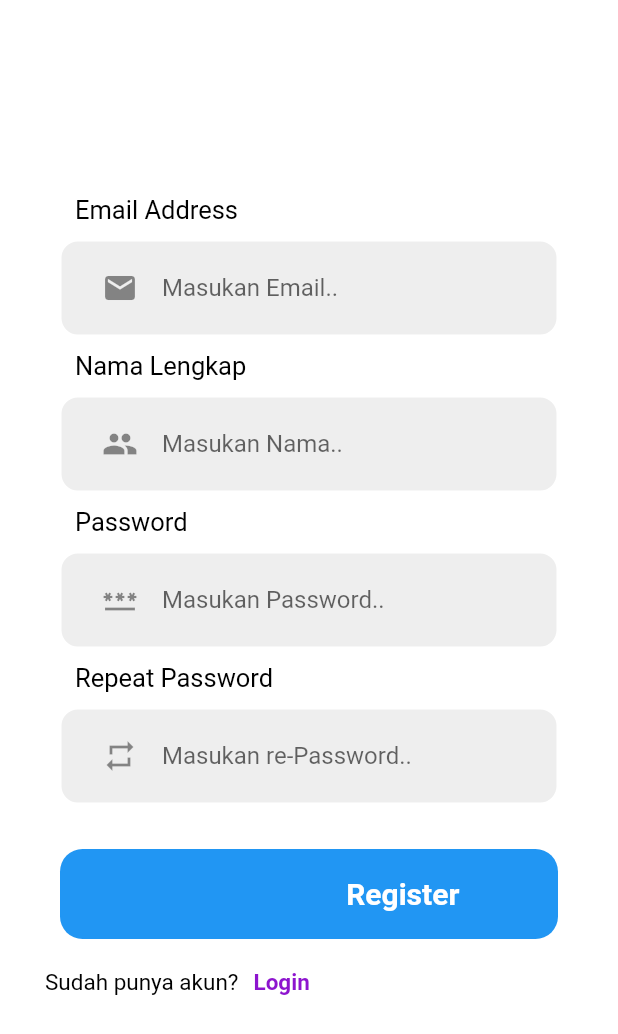
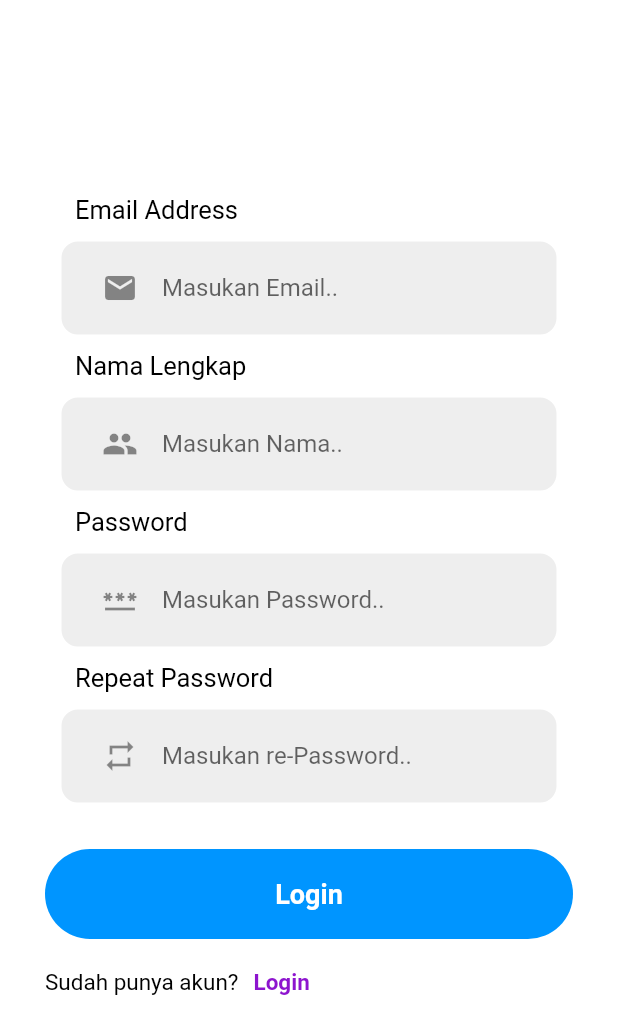
Before and after one commit to satria1cahyo2nugroho/flutter-caps, a Flutter app: the RegisterView screen opened directly, on a phone screen of 412 x 824 dp. Shown: the top 1034 px of the screen. Run offline on Flutter 3.47's test engine with Material 2 defaults, Android fonts, the light colour scheme and no system bars; our stand-ins replace convex_bottom_bar, flutter_easyloading, flutter_svg, get, image_picker, page_transition and 1 more; missing offline and left inert: camera_camera, image_picker_for_web.

Commit message:
sixth commit

```diff
--- a/lib/page/camera/camera_page.dart
+++ b/lib/page/camera/camera_page.dart
@@ -40,11 +40,6 @@ class _CameraPageState extends State<CameraPage> {
   @override
   Widget build(BuildContext context) {
     return Scaffold(
-      appBar: AppBar(
-        title: const Text(
-          'Camera Test',
-        ),
-      ),
       body: Center(
         child: Row(
           mainAxisAlignment: MainAxisAlignment.center,
--- a/lib/page/camera/main_camera.dart
+++ b/lib/page/camera/main_camera.dart
@@ -10,6 +10,7 @@ class MainCamera extends StatelessWidget {
   @override
   Widget build(BuildContext context) {
     return GetMaterialApp(
+      debugShowCheckedModeBanner: false,
       home: CameraPage(),
     );
   }
--- a/lib/page/register.dart
+++ b/lib/page/register.dart
@@ -4,7 +4,7 @@ import 'package:flutter/src/widgets/framework.dart';
 import 'package:flutter_svg/flutter_svg.dart';
 import 'package:cap_pro/page/login.dart';
 
-import '../controller/signup_con.dart';
+import 'package:cap_pro/controller/controller.dart';
 
 
 
@@ -36,7 +36,7 @@ class _RegisterViewState extends State<RegisterView> {
         child: SingleChildScrollView(
           child: Column(
             children: [
-              SizedBox(
+              const SizedBox(
                 height: 40,
               ),
               Form(
@@ -46,18 +46,18 @@ class _RegisterViewState extends State<RegisterView> {
                     const SizedBox(
                       height: 10,
                     ),
-                    SizedBox(height: 30),
+                    const SizedBox(height: 30),
                     Padding(
                       padding: const EdgeInsets.symmetric(horizontal: 20.0),
                       child: Container(
-                        child: Text(
+                        alignment: Alignment.centerLeft,
+                        child: const Text(
                           "Email Address",
                           style: TextStyle(
                             fontSize: 17,
                             color: Colors.black,
                           ),
                         ),
-                        alignment: Alignment.centerLeft,
                       ),
                     ),
                     SizedBox(height: 10),
@@ -99,18 +99,18 @@ class _RegisterViewState extends State<RegisterView> {
                         ),
                       ),
                     ),
-                    SizedBox(height: 10),
+                    const SizedBox(height: 10),
                     Padding(
                       padding: const EdgeInsets.symmetric(horizontal: 20.0),
                       child: Container(
-                        child: Text(
+                        alignment: Alignment.centerLeft,
+                        child: const Text(
                           "Nama Lengkap",
                           style: TextStyle(
                             fontSize: 17,
                             color: Colors.black,
                           ),
                         ),
-                        alignment: Alignment.centerLeft,
                       ),
                     ),
                     SizedBox(height: 10),
@@ -156,14 +156,14 @@ class _RegisterViewState extends State<RegisterView> {
                     Padding(
                       padding: const EdgeInsets.symmetric(horizontal: 20.0),
                       child: Container(
-                        child: Text(
+                        alignment: Alignment.centerLeft,
+                        child: const Text(
                           "Password",
                           style: TextStyle(
                             fontSize: 17,
                             color: Colors.black,
                           ),
                         ),
-                        alignment: Alignment.centerLeft,
                       ),
                     ),
                     SizedBox(height: 10),
@@ -205,21 +205,21 @@ class _RegisterViewState extends State<RegisterView> {
                         ),
                       ),
                     ),
-                    SizedBox(height: 10),
+                    const SizedBox(height: 10),
                     Padding(
                       padding: const EdgeInsets.symmetric(horizontal: 20.0),
                       child: Container(
-                        child: Text(
+                        alignment: Alignment.centerLeft,
+                        child: const Text(
                           "Repeat Password",
                           style: TextStyle(
                             fontSize: 17,
                             color: Colors.black,
                           ),
                         ),
-                        alignment: Alignment.centerLeft,
                       ),
                     ),
-                    SizedBox(height: 10),
+                    const SizedBox(height: 10),
                     Padding(
                       padding: const EdgeInsets.symmetric(horizontal: 10.0),
                       child: Container(
@@ -260,7 +260,15 @@ class _RegisterViewState extends State<RegisterView> {
                     ),
                     SizedBox(height: 30),
                     InkWell(
-                      onTap: () async {
+                      child: MaterialButton(
+                        minWidth: double.infinity,
+                        height: 60,
+                        color: Color(0xff0095FF),
+                        elevation: 0,
+                        shape: RoundedRectangleBorder(
+                          borderRadius: BorderRadius.circular(50),
+                        ),
+                        onPressed: () async {
                         if (_formState.currentState!.validate()) {
                           print("Validation Success");
                           print("email : " + email);
@@ -274,43 +282,31 @@ class _RegisterViewState extends State<RegisterView> {
                           print("Validation Error");
                         }
                       },
-                       child: Container(
-                        margin: const EdgeInsets.symmetric(
-                          horizontal: 10,
+                        child: const Text(
+                          "Login", style: TextStyle(
+                          fontWeight: FontWeight.w600,
+                          fontSize: 18,
+                          color: Colors.white,
+
                         ),
-                        child: Row(
-                          mainAxisAlignment: MainAxisAlignment.center,
-                          children: [
-                            SizedBox(width: 125),
-                            Text(
-                              "Register",
-                              style: TextStyle(
-                                  fontWeight: FontWeight.bold,
-                                  color: Colors.white,
-                                  fontSize: 20),
-                            ),
-                          ],
                         ),
-                        height: 60,
-                        width: double.infinity,
-                        decoration: BoxDecoration(
-                            color: Colors.blue,
-                            borderRadius: BorderRadius.circular(15)),
+
                       ),
+
                     ),
                     SizedBox(height: 20),
                     Row(
 
                       children: [
-                        Text(
+                        const Text(
                           'Sudah punya akun?',
                           style: TextStyle(fontSize: 15, color: Colors.black),
                         ),
-                        SizedBox(
+                        const SizedBox(
                           width: 10,
                         ),
                         GestureDetector(
-                          child: Text(
+                          child: const Text(
                             'Login',
                             style: TextStyle(
                                 color: Color.fromARGB(255, 141, 20, 206),
--- a/lib/page/signup.dart
+++ b/lib/page/signup.dart
@@ -4,7 +4,7 @@ import 'package:flutter/src/widgets/framework.dart';
 import 'package:flutter_svg/flutter_svg.dart';
 import 'package:cap_pro/page/login.dart';
 
-import '../controller/signup_con.dart';
+import '../controller/controller.dart';
 
 class SignupPage extends StatefulWidget {
   const SignupPage ({super.key});
```
Also changed, not shown: lib/controller/controller.dart (added, +41 -0 lines), lib/controller/login_con.dart (added).
